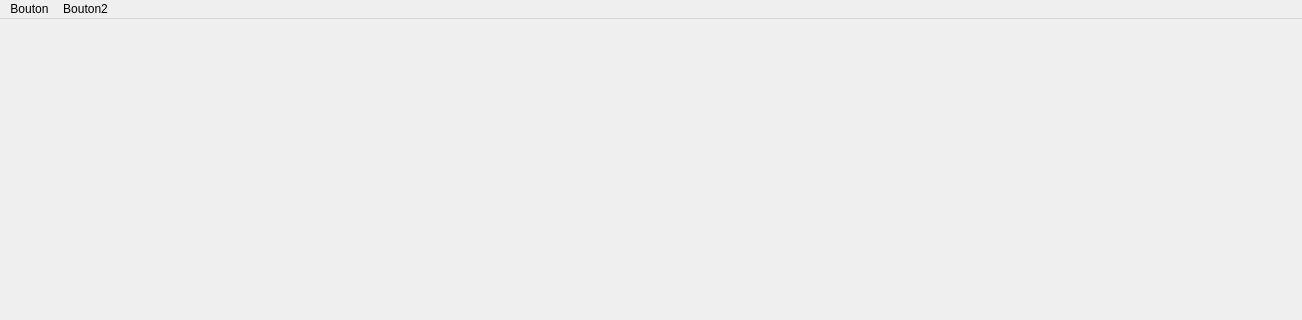
This is Rpg_Game/mainwindow.ui in JeremBlain/RPG_Game as Qt 5 draws it before an edit; both pictures show x 0 to 1302 and y 0 to 320 of the 1302 by 819 pixel window. The edited form follows.
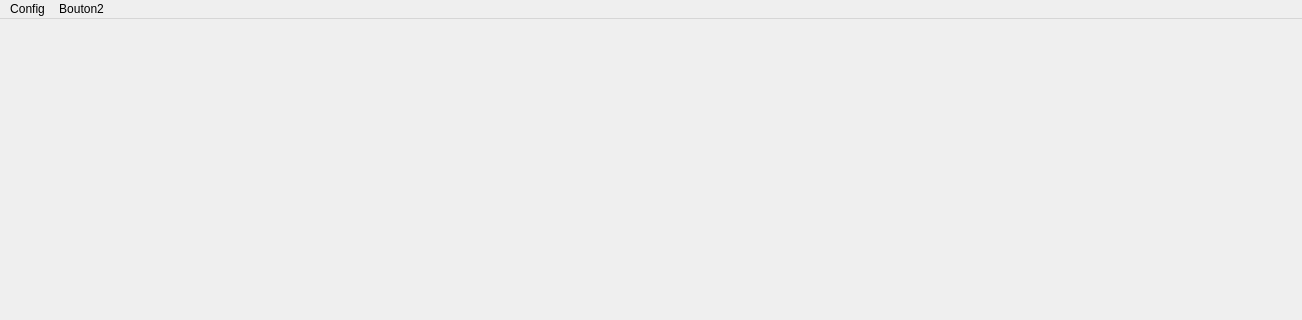
This is the edited form.

Diff of the .ui file:
```diff
--- a/Rpg_Game/mainwindow.ui
+++ b/Rpg_Game/mainwindow.ui
@@ -64,7 +64,7 @@
    </property>
    <widget class="QMenu" name="menuBouton">
     <property name="title">
-     <string>Bouton</string>
+     <string>Config</string>
     </property>
    </widget>
    <widget class="QMenu" name="menuBouton2">
```
Left out of the diff: 6 changed lines with no effect on the pictures.
